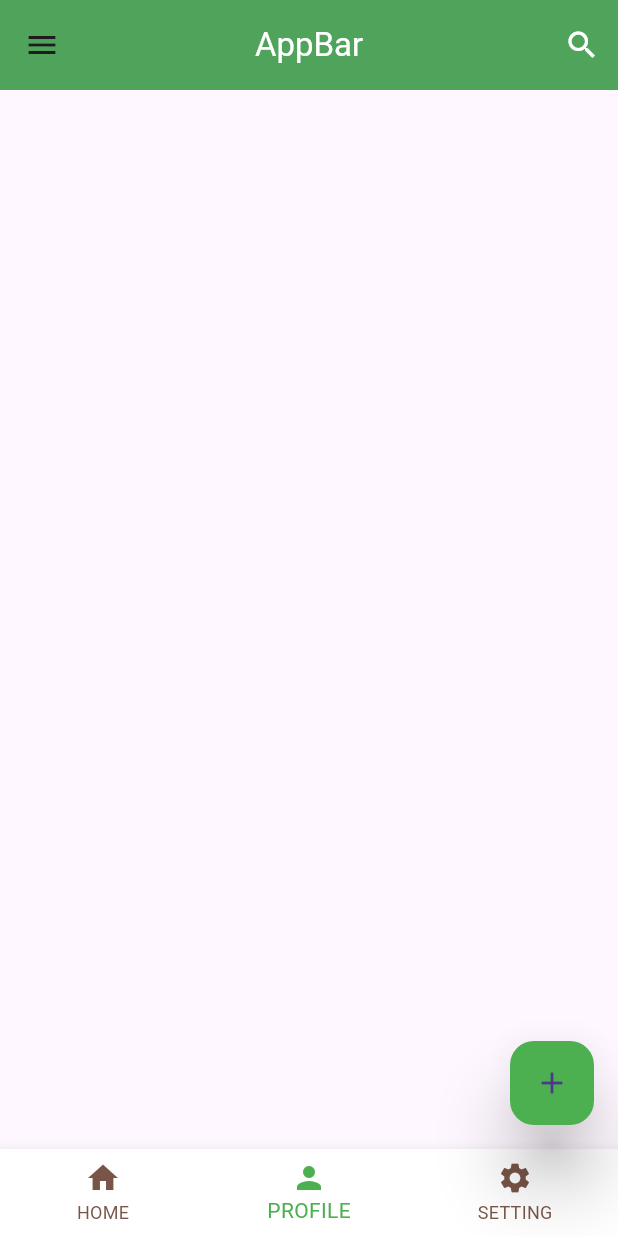
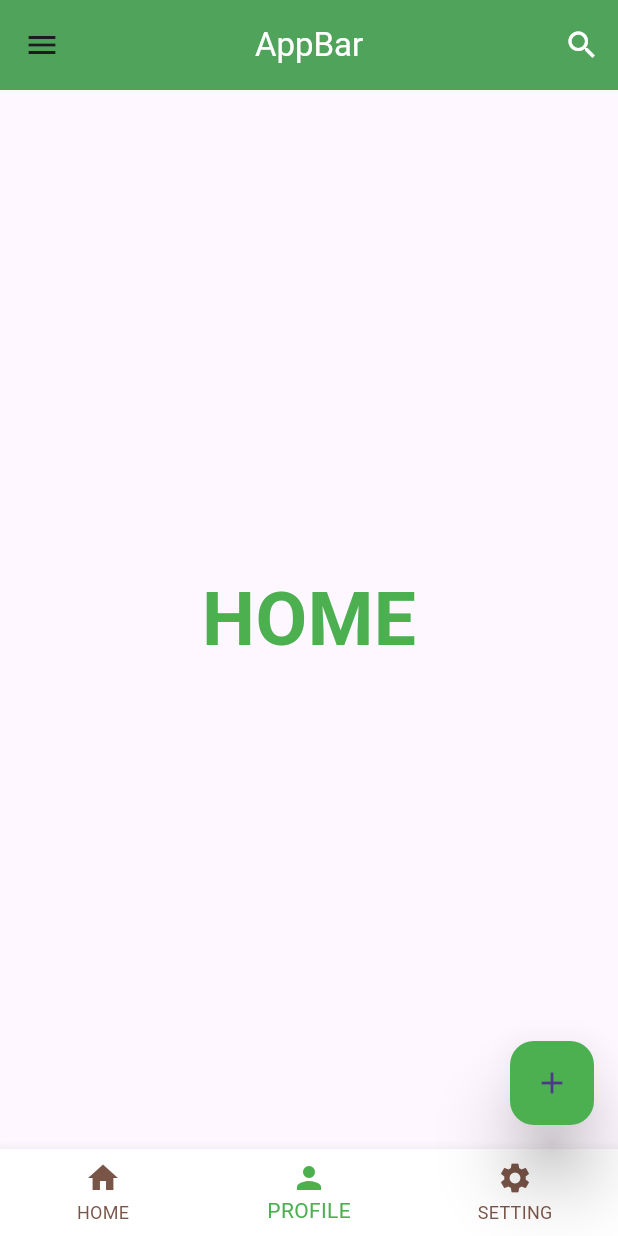
Before and after one commit to EmranKhanDUET/flutterPortfolio, a Flutter app: the screen it shows after launch, on a phone screen of 412 x 824 dp. Run offline on Flutter 3.47's test engine with Material 3 defaults, Android fonts, the phone set to English and light mode, and no system bars.

Commit message:
this is an update

```diff
--- /dev/null
+++ b/lib/fragments/homeFragment.dart
@@ -0,0 +1,19 @@
+import 'package:flutter/material.dart';
+
+class homeFragment extends StatelessWidget {
+  const homeFragment({super.key});
+
+  @override
+  Widget build(BuildContext context) {
+    return Center(
+      child: Text(
+        "HOME",
+        style: TextStyle(
+          color: Colors.green,
+          fontWeight: FontWeight.bold,
+          fontSize: 50,
+        ),
+      ),
+    );
+  }
+}
--- a/lib/main.dart
+++ b/lib/main.dart
@@ -1,4 +1,5 @@
 import 'package:flutter/material.dart';
+import 'package:flutter_portfolio/fragments/homeFragment.dart';
 
 void main() {
   runApp(MyApp());
@@ -149,6 +150,7 @@ class HomeUI extends StatelessWidget {
           ],
         ),
       ),
+      body: homeFragment(),
     );
   }
 }
```
